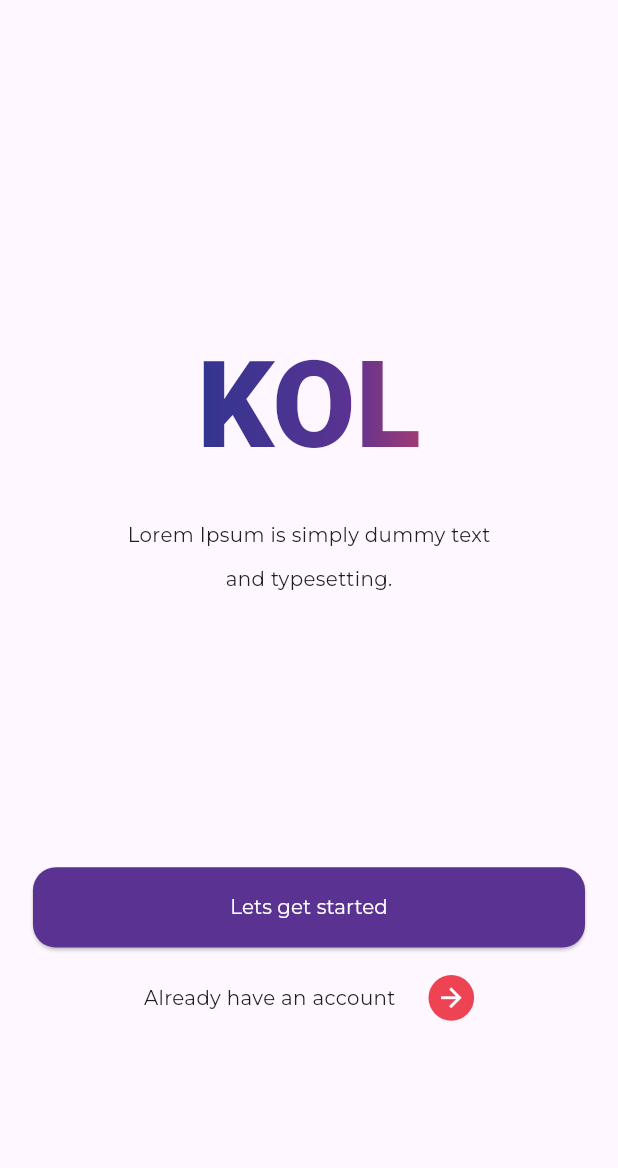
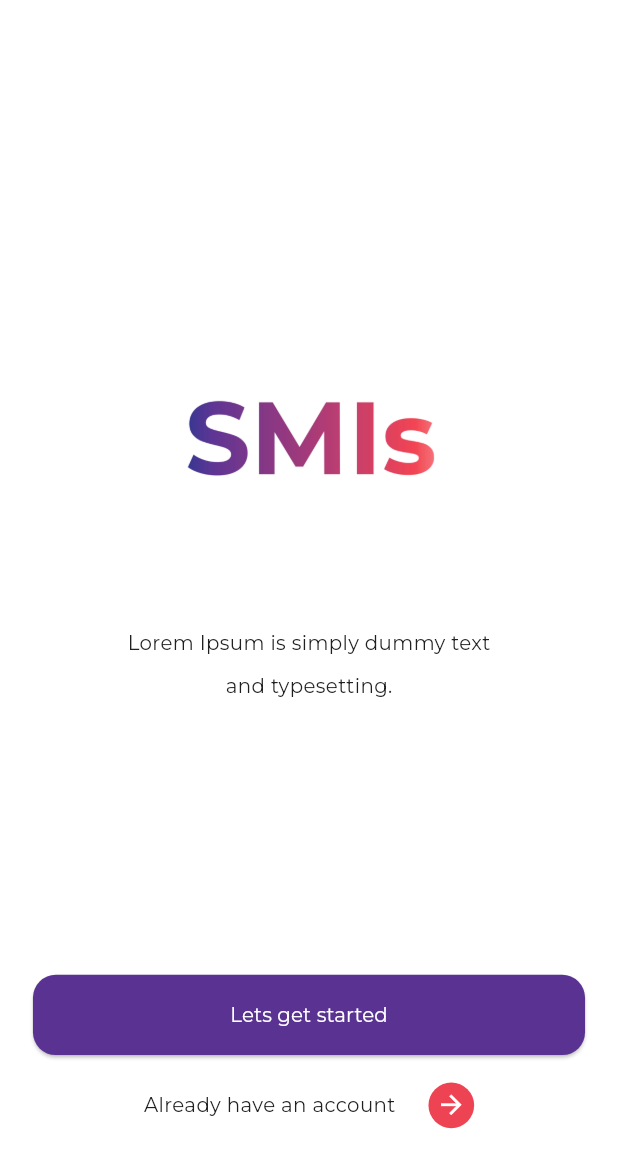
Before and after one commit to MahmoudAbuelazm/kol, a Flutter app: the screen it shows after launch, on a phone screen of 412 x 824 dp. Shown: the top 1168 px of the screen. Run offline on Flutter 3.47's test engine with Material 3 defaults, Android fonts, the phone set to English and light mode, and no system bars; our stand-ins replace connectivity_plus, dio, flutter_bloc, flutter_screenutil, flutter_secure_storage, flutter_svg and 5 more; missing offline and left inert: talker_dio_logger.

Commit message:
Refactor auth screens and widgets

```diff
--- a/lib/features/auth/presentation/screens/start.dart
+++ b/lib/features/auth/presentation/screens/start.dart
@@ -2,6 +2,7 @@ import 'package:flutter/material.dart';
 import 'package:flutter_screenutil/flutter_screenutil.dart';
 import 'package:kol/features/auth/presentation/widgets/custom_button.dart';
 import 'package:kol/features/auth/presentation/widgets/forward_button.dart';
+import 'package:kol/resources/assets/app_assets.dart';
 import 'package:kol/resources/styles/text_styles.dart';
 import 'package:kol/services/router.dart';
 
@@ -10,34 +11,45 @@ class Start extends StatelessWidget {
   @override
   Widget build(BuildContext context) {
     return Scaffold(
-        body: Padding(
-      padding: EdgeInsets.symmetric(horizontal: 20.w, vertical: 20.h),
-      child: SingleChildScrollView(
+      backgroundColor: Colors.white,
+      body: Padding(
+        padding: EdgeInsets.symmetric(horizontal: 20.w, vertical: 20.h),
         child: Column(
           children: [
-            190.verticalSpace,
-            Text(
-              'KOL',
-              style: TextStyles().logo,
+            SizedBox(
+              height: 190.h,
             ),
-            20.verticalSpace,
+            Image.asset(
+              AppAssets.logo,
+              width: 208.w,
+              height: 183.h,
+            ),
+            SizedBox(
+              height: 20.h,
+            ),
             Text(
               'Lorem Ipsum is simply dummy text',
               style: TextStyles.montserrat400_13,
             ),
-            10.verticalSpace,
+            SizedBox(
+              height: 10.h,
+            ),
             Text(
               'and typesetting.',
               style: TextStyles.montserrat400_13,
             ),
-            180.verticalSpace,
+            SizedBox(
+              height: 180.h,
+            ),
             CustomButton(
               text: 'Lets get started',
               onTap: () {
                 AppRouter.goRouter.pushNamed(AppRoute.createEmail.name);
               },
             ),
-            18.verticalSpace,
+            SizedBox(
+              height: 18.h,
+            ),
             Row(
               mainAxisAlignment: MainAxisAlignment.center,
               children: [
@@ -53,10 +65,9 @@ class Start extends StatelessWidget {
                 ),
               ],
             ),
-            50.verticalSpace,
           ],
         ),
       ),
-    ));
+    );
   }
 }
--- a/lib/resources/assets/app_assets.dart
+++ b/lib/resources/assets/app_assets.dart
@@ -16,4 +16,5 @@ class AppAssets {
   static const String instagram = 'assets/images/instagram.png';
   static const String tiktok = 'assets/images/tiktok.png';
   static const String settings = 'assets/images/settings.svg';
+  static const String logo = 'assets/images/logo.jpg';
 }
```
Also changed, not shown: lib/features/auth/presentation/section/create_email_body.dart (+13 -7 lines), lib/features/auth/presentation/section/login_body.dart (+9 -3 lines), lib/features/auth/presentation/section/otp_body.dart (+9 -3 lines), lib/features/auth/presentation/widgets/otp_column.dart (+6 -2 lines), assets/images/logo.jpg (added), 1 other file.
